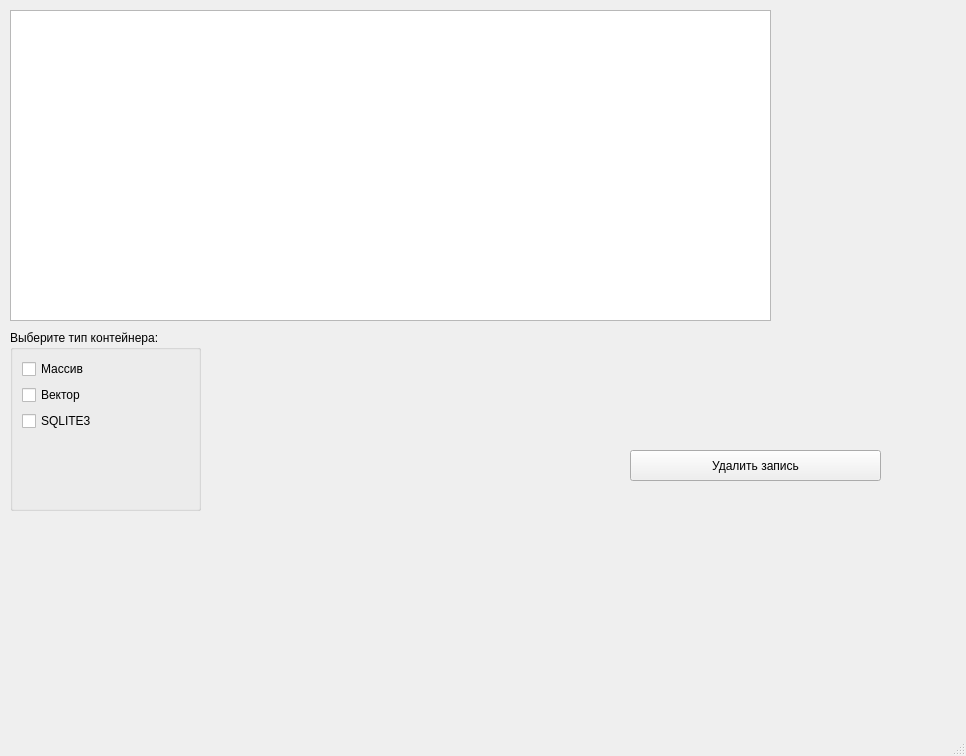
This is mainwindow.ui in lzlaG/SQLITE_APP as Qt 5 draws it before an edit. The edited form follows.
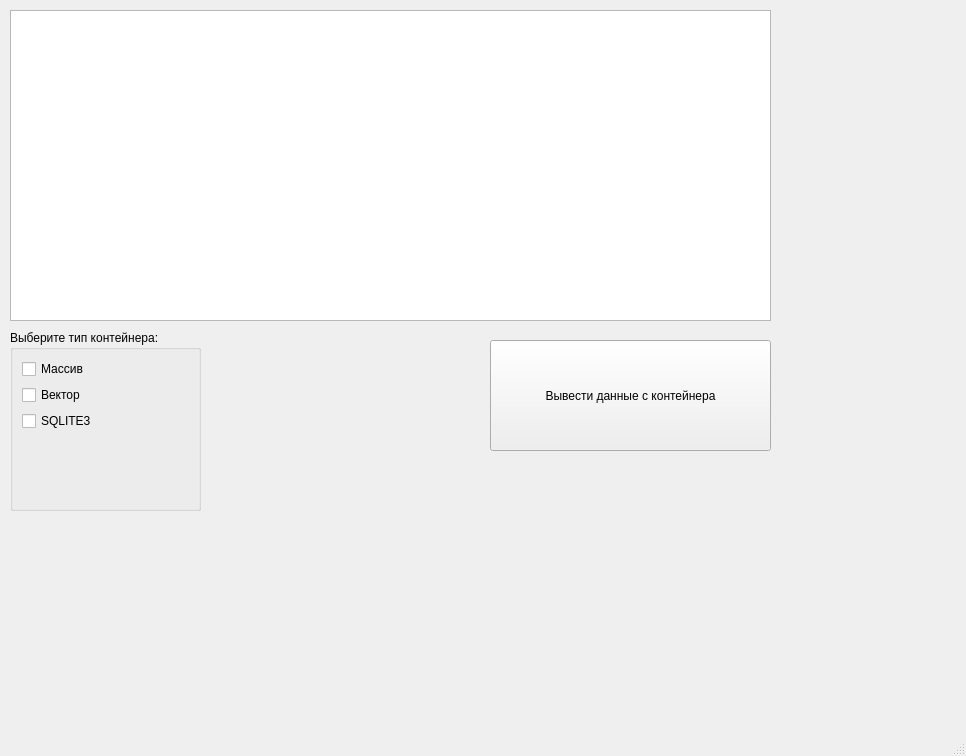
This is the edited form.

Commit message: inactive button for container fill

What changed in the file:
```diff
--- a/mainwindow.ui
+++ b/mainwindow.ui
@@ -37,19 +37,6 @@
      <string/>
     </property>
    </widget>
-   <widget class="QPushButton" name="delete_button">
-    <property name="geometry">
-     <rect>
-      <x>630</x>
-      <y>450</y>
-      <width>251</width>
-      <height>31</height>
-     </rect>
-    </property>
-    <property name="text">
-     <string>Удалить запись</string>
-    </property>
-   </widget>
    <widget class="QGroupBox" name="ContainerChooseGroup">
     <property name="geometry">
      <rect>
@@ -86,6 +73,19 @@
      </item>
     </layout>
    </widget>
+   <widget class="QPushButton" name="FillContainer">
+    <property name="geometry">
+     <rect>
+      <x>490</x>
+      <y>340</y>
+      <width>281</width>
+      <height>111</height>
+     </rect>
+    </property>
+    <property name="text">
+     <string>Вывести данные с контейнера</string>
+    </property>
+   </widget>
   </widget>
   <widget class="QMenuBar" name="menubar">
    <property name="geometry">
```
Left out of the diff: 19 changed lines with no effect on the pictures. The commit also changes 2 other files.
